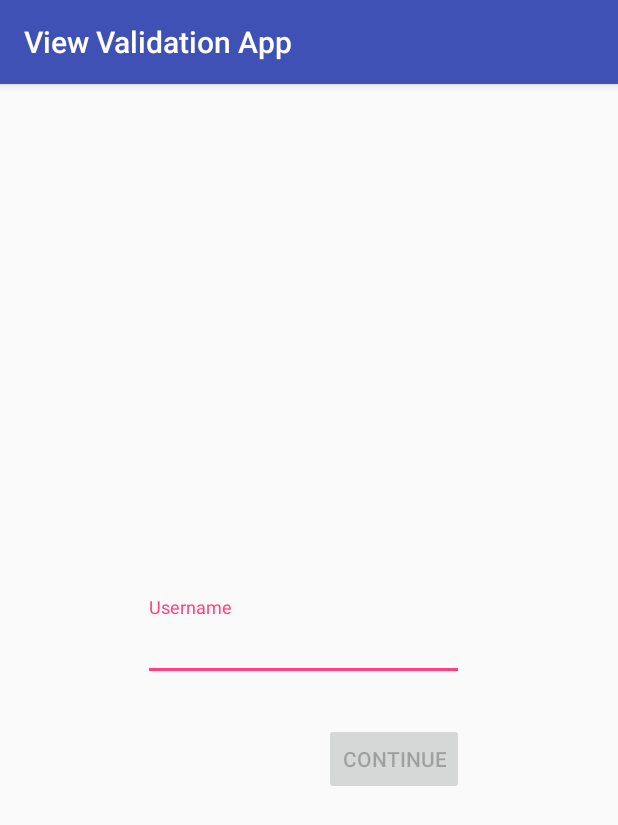
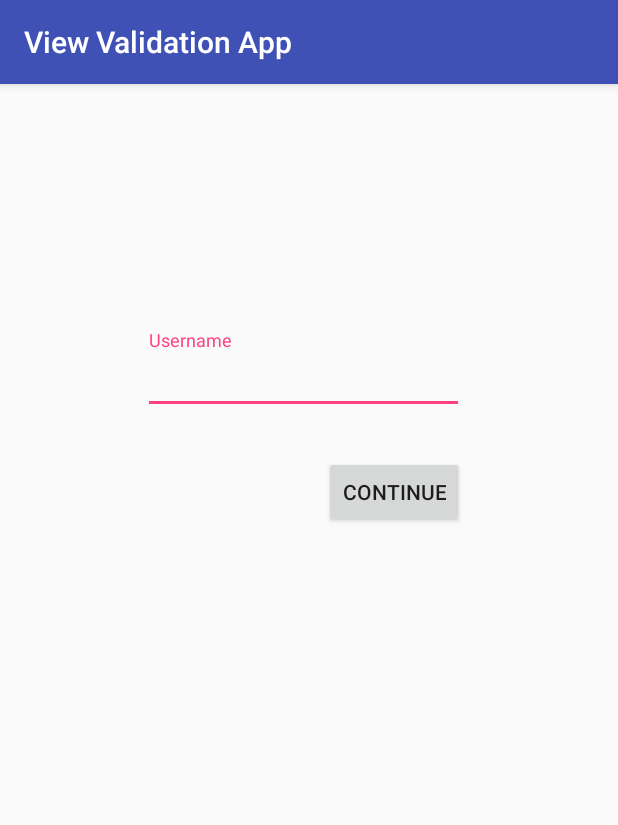
Before and after one commit to bennylm/Android-View-Validator, an Android app: the screen it shows after launch (LoginActivity), on a phone screen of 412 x 824 dp. Shown: the top 825 px of the screen. Run offline under Robolectric (Android 15) with nearby library versions, the phone set to English and light mode, and no system bars.

Commit message:
Move username input higher

```diff
--- a/app/src/main/res/layout/activity_login.xml
+++ b/app/src/main/res/layout/activity_login.xml
@@ -15,12 +15,14 @@
         app:layout_constraintLeft_toLeftOf="parent"
         android:layout_marginEnd="8dp"
         app:layout_constraintRight_toRightOf="parent"
-        app:layout_constraintTop_toTopOf="parent"
         app:layout_constraintBottom_toBottomOf="parent"
         android:layout_marginBottom="8dp"
         app:errorEnabled="true"
-        app:hintEnabled="true">
-        <android.support.design.widget.TextInputEditText
+        app:hintEnabled="true"
+        app:layout_constraintTop_toTopOf="parent"
+        android:layout_marginTop="8dp"
+        app:layout_constraintVertical_bias="0.231">
+        z<android.support.design.widget.TextInputEditText
             android:id="@+id/user_name"
             android:layout_width="match_parent"
             android:layout_height="wrap_content"
@@ -44,7 +46,6 @@
 
     <Button
         android:id="@+id/continue_button"
-        android:enabled="false"
         android:layout_width="wrap_content"
         android:layout_height="wrap_content"
         android:text="@string/action_continue"
```
